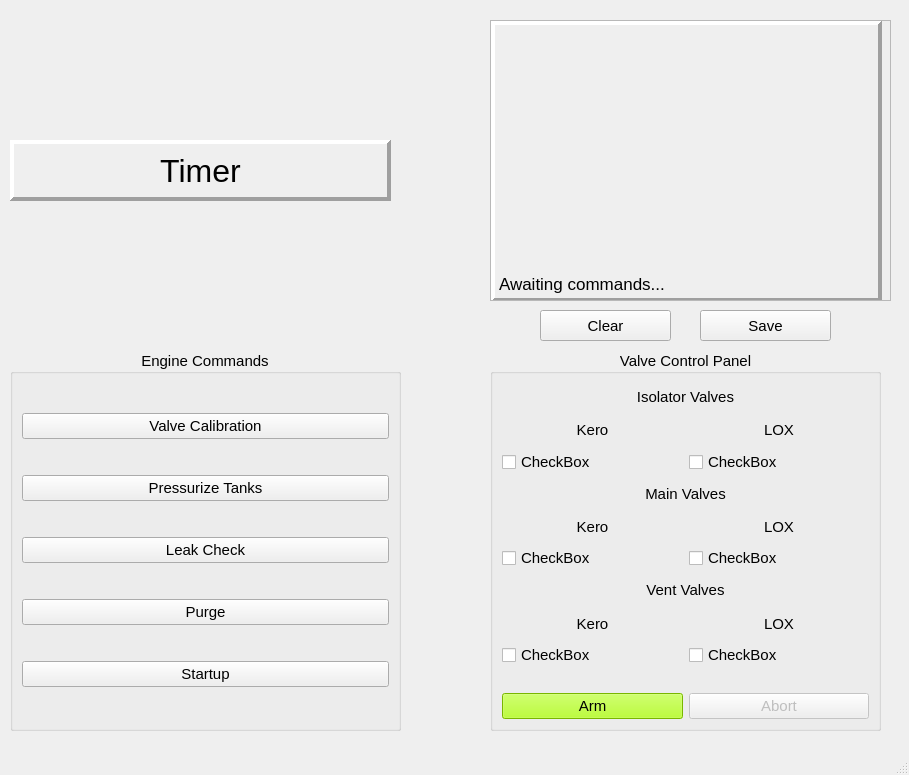
Qt form dev/APRL_GUIv0_2.ui (UC-Davis-APRL/APRL_GUI) before a commit.
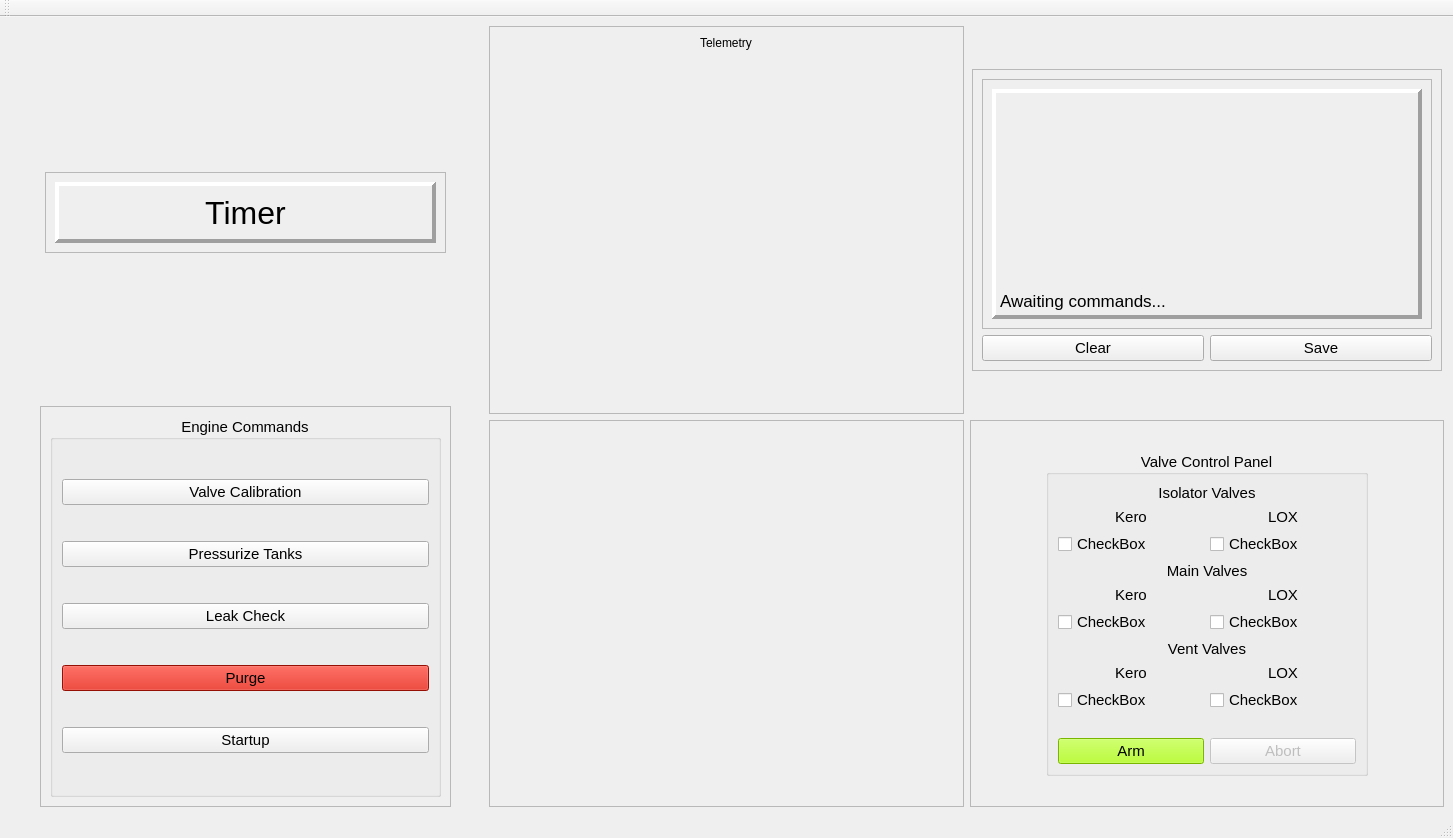
The same form after that commit. Custom widgets are drawn as their Qt base class.

Commit message: 11/19/2023 Put all elements in responsive frames, added pglive screen, and separated controls from ui python file

```diff
--- a/dev/APRL_GUIv0_2.ui
+++ b/dev/APRL_GUIv0_2.ui
@@ -9,22 +9,314 @@
    <rect>
     <x>0</x>
     <y>0</y>
-    <width>909</width>
-    <height>775</height>
+    <width>1453</width>
+    <height>838</height>
    </rect>
   </property>
   <property name="windowTitle">
    <string>MainWindow</string>
   </property>
   <widget class="QWidget" name="centralwidget">
+   <layout class="QHBoxLayout" name="horizontalLayout_2">
+    <item>
+     <layout class="QVBoxLayout" name="verticalLayout_4">
+      <item alignment="Qt::AlignHCenter|Qt::AlignVCenter">
+       <widget class="QFrame" name="frame">
+        <property name="frameShape">
+         <enum>QFrame::StyledPanel</enum>
+        </property>
+        <property name="frameShadow">
+         <enum>QFrame::Raised</enum>
+        </property>
+        <layout class="QVBoxLayout" name="verticalLayout_6">
+         <item>
+          <widget class="QLabel" name="timer">
+           <property name="minimumSize">
+            <size>
+             <width>381</width>
+             <height>61</height>
+            </size>
+           </property>
+           <property name="font">
+            <font>
+             <pointsize>24</pointsize>
+            </font>
+           </property>
+           <property name="frameShape">
+            <enum>QFrame::Panel</enum>
+           </property>
+           <property name="frameShadow">
+            <enum>QFrame::Raised</enum>
+           </property>
+           <property name="lineWidth">
+            <number>4</number>
+           </property>
+           <property name="text">
+            <string>Timer</string>
+           </property>
+           <property name="alignment">
+            <set>Qt::AlignCenter</set>
+           </property>
+          </widget>
+         </item>
+        </layout>
+       </widget>
+      </item>
+      <item alignment="Qt::AlignHCenter|Qt::AlignVCenter">
+       <widget class="QFrame" name="frame_2">
+        <property name="frameShape">
+         <enum>QFrame::StyledPanel</enum>
+        </property>
+        <property name="frameShadow">
+         <enum>QFrame::Raised</enum>
+        </property>
+        <layout class="QVBoxLayout" name="verticalLayout_7">
+         <item>
+          <widget class="QGroupBox" name="commandBox">
+           <property name="minimumSize">
+            <size>
+             <width>391</width>
+             <height>381</height>
+            </size>
+           </property>
+           <property name="font">
+            <font>
+             <pointsize>11</pointsize>
+            </font>
+           </property>
+           <property name="title">
+            <string>Engine Commands</string>
+           </property>
+           <property name="alignment">
+            <set>Qt::AlignCenter</set>
+           </property>
+           <property name="flat">
+            <bool>false</bool>
+           </property>
+           <layout class="QVBoxLayout" name="verticalLayout">
+            <item>
+             <widget class="QPushButton" name="calibButton">
+              <property name="font">
+               <font>
+                <pointsize>11</pointsize>
+               </font>
+              </property>
+              <property name="text">
+               <string>Valve Calibration</string>
+              </property>
+             </widget>
+            </item>
+            <item>
+             <widget class="QPushButton" name="pressButton">
+              <property name="font">
+               <font>
+                <pointsize>11</pointsize>
+               </font>
+              </property>
+              <property name="text">
+               <string>Pressurize Tanks</string>
+              </property>
+             </widget>
+            </item>
+            <item>
+             <widget class="QPushButton" name="leakButton">
+              <property name="font">
+               <font>
+                <pointsize>11</pointsize>
+               </font>
+              </property>
+              <property name="text">
+               <string>Leak Check</string>
+              </property>
+             </widget>
+            </item>
+            <item>
+             <widget class="QPushButton" name="purgeButton">
+              <property name="styleSheet">
+               <string notr="true">QPushButton#purgeButton {background-color: rgb(209, 21, 7); }
+QPushButton#purgeButton:checked {background-color: rgb(170, 255, 0);}</string>
+              </property>
+              <property name="text">
+               <string>Purge</string>
+              </property>
+              <property name="checkable">
+               <bool>true</bool>
+              </property>
+              <property name="checked">
+               <bool>false</bool>
+              </property>
+             </widget>
+            </item>
+            <item>
+             <widget class="QPushButton" name="startupButton">
+              <property name="text">
+               <string>Startup</string>
+              </property>
+             </widget>
+            </item>
+           </layout>
+          </widget>
+         </item>
+        </layout>
+       </widget>
+      </item>
+     </layout>
+    </item>
+    <item>
+     <layout class="QVBoxLayout" name="verticalLayout_8">
+      <item>
+       <widget class="QFrame" name="frame_6">
+        <property name="frameShape">
+         <enum>QFrame::StyledPanel</enum>
+        </property>
+        <property name="frameShadow">
+         <enum>QFrame::Raised</enum>
+        </property>
+        <layout class="QVBoxLayout" name="verticalLayout_10">
+         <item alignment="Qt::AlignHCenter|Qt::AlignTop">
+          <widget class="QLabel" name="telemetryLabel">
+           <property name="text">
+            <string>Telemetry</string>
+           </property>
+          </widget>
+         </item>
+        </layout>
+       </widget>
+      </item>
+      <item>
+       <widget class="QFrame" name="frame_5">
+        <property name="frameShape">
+         <enum>QFrame::StyledPanel</enum>
+        </property>
+        <property name="frameShadow">
+         <enum>QFrame::Raised</enum>
+        </property>
+        <layout class="QVBoxLayout" name="verticalLayout_9">
+         <item>
+          <widget class="LivePlotWidget" name="widget" native="true"/>
+         </item>
+        </layout>
+       </widget>
+      </item>
+     </layout>
+    </item>
+    <item>
+     <layout class="QVBoxLayout" name="verticalLayout_5">
+      <item alignment="Qt::AlignHCenter|Qt::AlignVCenter">
+       <widget class="QFrame" name="frame_3">
+        <property name="minimumSize">
+         <size>
+          <width>450</width>
+          <height>300</height>
+         </size>
+        </property>
+        <property name="frameShape">
+         <enum>QFrame::StyledPanel</enum>
+        </property>
+        <property name="frameShadow">
+         <enum>QFrame::Raised</enum>
+        </property>
+        <layout class="QHBoxLayout" name="horizontalLayout_4">
+         <item>
+          <layout class="QVBoxLayout" name="verticalLayout_3">
+           <item alignment="Qt::AlignHCenter|Qt::AlignVCenter">
+            <widget class="QScrollArea" name="scrollArea">
+             <property name="minimumSize">
+              <size>
+               <width>450</width>
+               <height>250</height>
+              </size>
+             </property>
+             <property name="widgetResizable">
+              <bool>true</bool>
+             </property>
+             <widget class="QWidget" name="scrollAreaWidgetContents">
+              <property name="geometry">
+               <rect>
+                <x>0</x>
+                <y>0</y>
+                <width>448</width>
+                <height>248</height>
+               </rect>
+              </property>
+              <layout class="QHBoxLayout" name="horizontalLayout_5">
+               <item>
+                <widget class="QLabel" name="log">
+                 <property name="font">
+                  <font>
+                   <pointsize>13</pointsize>
+                  </font>
+                 </property>
+                 <property name="frameShape">
+                  <enum>QFrame::Panel</enum>
+                 </property>
+                 <property name="frameShadow">
+                  <enum>QFrame::Raised</enum>
+                 </property>
+                 <property name="lineWidth">
+                  <number>4</number>
+                 </property>
+                 <property name="text">
+                  <string>Awaiting commands...</string>
+                 </property>
+                 <property name="alignment">
+                  <set>Qt::AlignBottom|Qt::AlignLeading|Qt::AlignLeft</set>
+                 </property>
+                </widget>
+               </item>
+              </layout>
+             </widget>
+            </widget>
+           </item>
+           <item>
+            <layout class="QHBoxLayout" name="horizontalLayout">
+             <item>
+              <widget class="QPushButton" name="commandClear">
+               <property name="font">
+                <font>
+                 <pointsize>11</pointsize>
+                </font>
+               </property>
+               <property name="text">
+                <string>Clear</string>
+               </property>
+              </widget>
+             </item>
+             <item>
+              <widget class="QPushButton" name="commandSave">
+               <property name="font">
+                <font>
+                 <pointsize>11</pointsize>
+                </font>
+               </property>
+               <property name="text">
+                <string>Save</string>
+               </property>
+              </widget>
+             </item>
+            </layout>
+           </item>
+          </layout>
+         </item>
+        </layout>
+       </widget>
+      </item>
+      <item>
+       <widget class="QFrame" name="frame_4">
+        <property name="frameShape">
+         <enum>QFrame::StyledPanel</enum>
+        </property>
+        <property name="frameShadow">
+         <enum>QFrame::Raised</enum>
+        </property>
+        <layout class="QHBoxLayout" name="horizontalLayout_3">
+         <item alignment="Qt::AlignHCenter|Qt::AlignVCenter">
    <widget class="QGroupBox" name="valveBox">
-    <property name="geometry">
-     <rect>
-      <x>490</x>
-      <y>350</y>
-      <width>391</width>
-      <height>381</height>
-     </rect>
+           <property name="minimumSize">
+            <size>
+             <width>322</width>
+             <height>245</height>
+            </size>
     </property>
     <property name="font">
      <font>
@@ -329,201 +621,13 @@
      </item>
     </layout>
    </widget>
-   <widget class="QGroupBox" name="commandBox">
-    <property name="geometry">
-     <rect>
-      <x>10</x>
-      <y>350</y>
-      <width>391</width>
-      <height>381</height>
-     </rect>
-    </property>
-    <property name="font">
-     <font>
-      <pointsize>11</pointsize>
-     </font>
-    </property>
-    <property name="title">
-     <string>Engine Commands</string>
-    </property>
-    <property name="alignment">
-     <set>Qt::AlignCenter</set>
-    </property>
-    <property name="flat">
-     <bool>false</bool>
-    </property>
-    <layout class="QVBoxLayout" name="verticalLayout">
-     <item>
-      <widget class="QPushButton" name="calibButton">
-       <property name="font">
-        <font>
-         <pointsize>11</pointsize>
-        </font>
-       </property>
-       <property name="text">
-        <string>Valve Calibration</string>
-       </property>
-      </widget>
-     </item>
-     <item>
-      <widget class="QPushButton" name="pressButton">
-       <property name="font">
-        <font>
-         <pointsize>11</pointsize>
-        </font>
-       </property>
-       <property name="text">
-        <string>Pressurize Tanks</string>
-       </property>
-      </widget>
-     </item>
-     <item>
-      <widget class="QPushButton" name="leakButton">
-       <property name="font">
-        <font>
-         <pointsize>11</pointsize>
-        </font>
-       </property>
-       <property name="text">
-        <string>Leak Check</string>
-       </property>
-      </widget>
-     </item>
-     <item>
-      <widget class="QPushButton" name="purgeButton">
-       <property name="text">
-        <string>Purge</string>
-       </property>
-      </widget>
-     </item>
-     <item>
-      <widget class="QPushButton" name="startupButton">
-       <property name="text">
-        <string>Startup</string>
-       </property>
-      </widget>
-     </item>
-    </layout>
-   </widget>
-   <widget class="QLabel" name="timer">
-    <property name="geometry">
-     <rect>
-      <x>10</x>
-      <y>140</y>
-      <width>381</width>
-      <height>61</height>
-     </rect>
-    </property>
-    <property name="font">
-     <font>
-      <pointsize>24</pointsize>
-     </font>
-    </property>
-    <property name="frameShape">
-     <enum>QFrame::Panel</enum>
-    </property>
-    <property name="frameShadow">
-     <enum>QFrame::Raised</enum>
-    </property>
-    <property name="lineWidth">
-     <number>4</number>
-    </property>
-    <property name="text">
-     <string>Timer</string>
-    </property>
-    <property name="alignment">
-     <set>Qt::AlignCenter</set>
-    </property>
-   </widget>
-   <widget class="QPushButton" name="commandClear">
-    <property name="geometry">
-     <rect>
-      <x>540</x>
-      <y>310</y>
-      <width>131</width>
-      <height>31</height>
-     </rect>
-    </property>
-    <property name="font">
-     <font>
-      <pointsize>11</pointsize>
-     </font>
-    </property>
-    <property name="text">
-     <string>Clear</string>
-    </property>
-   </widget>
-   <widget class="QPushButton" name="commandSave">
-    <property name="geometry">
-     <rect>
-      <x>700</x>
-      <y>310</y>
-      <width>131</width>
-      <height>31</height>
-     </rect>
-    </property>
-    <property name="font">
-     <font>
-      <pointsize>11</pointsize>
-     </font>
-    </property>
-    <property name="text">
-     <string>Save</string>
-    </property>
-   </widget>
-   <widget class="QScrollArea" name="scrollArea">
-    <property name="geometry">
-     <rect>
-      <x>490</x>
-      <y>20</y>
-      <width>401</width>
-      <height>281</height>
-     </rect>
-    </property>
-    <property name="widgetResizable">
-     <bool>true</bool>
-    </property>
-    <widget class="QWidget" name="scrollAreaWidgetContents">
-     <property name="geometry">
-      <rect>
-       <x>0</x>
-       <y>0</y>
-       <width>399</width>
-       <height>279</height>
-      </rect>
-     </property>
-     <widget class="QLabel" name="log">
-      <property name="geometry">
-       <rect>
-        <x>0</x>
-        <y>0</y>
-        <width>391</width>
-        <height>281</height>
-       </rect>
-      </property>
-      <property name="font">
-       <font>
-        <pointsize>13</pointsize>
-       </font>
-      </property>
-      <property name="frameShape">
-       <enum>QFrame::Panel</enum>
-      </property>
-      <property name="frameShadow">
-       <enum>QFrame::Raised</enum>
-      </property>
-      <property name="lineWidth">
-       <number>4</number>
-      </property>
-      <property name="text">
-       <string>Awaiting commands...</string>
-      </property>
-      <property name="alignment">
-       <set>Qt::AlignBottom|Qt::AlignLeading|Qt::AlignLeft</set>
-      </property>
-     </widget>
-    </widget>
-   </widget>
+         </item>
+        </layout>
+       </widget>
+      </item>
+     </layout>
+    </item>
+   </layout>
   </widget>
   <widget class="QMenuBar" name="menubar">
    <property name="geometry">
@@ -536,6 +640,17 @@
    </property>
   </widget>
   <widget class="QStatusBar" name="statusbar"/>
+  <widget class="QToolBar" name="toolBar">
+   <property name="windowTitle">
+    <string>toolBar</string>
+   </property>
+   <attribute name="toolBarArea">
+    <enum>TopToolBarArea</enum>
+   </attribute>
+   <attribute name="toolBarBreak">
+    <bool>false</bool>
+   </attribute>
+  </widget>
  </widget>
  <customwidgets>
   <customwidget>
@@ -543,6 +658,12 @@
    <extends>QCheckBox</extends>
    <header>qtwidgets</header>
   </customwidget>
+  <customwidget>
+   <class>LivePlotWidget</class>
+   <extends>QWidget</extends>
+   <header>pglive.sources.live_plot_widget</header>
+   <container>1</container>
+  </customwidget>
  </customwidgets>
  <resources/>
  <connections/>
```
Left out of the diff: 24 changed lines with no effect on the pictures. Lines whose indentation alone changed are shown as unchanged. The commit also changes 2 other files.
